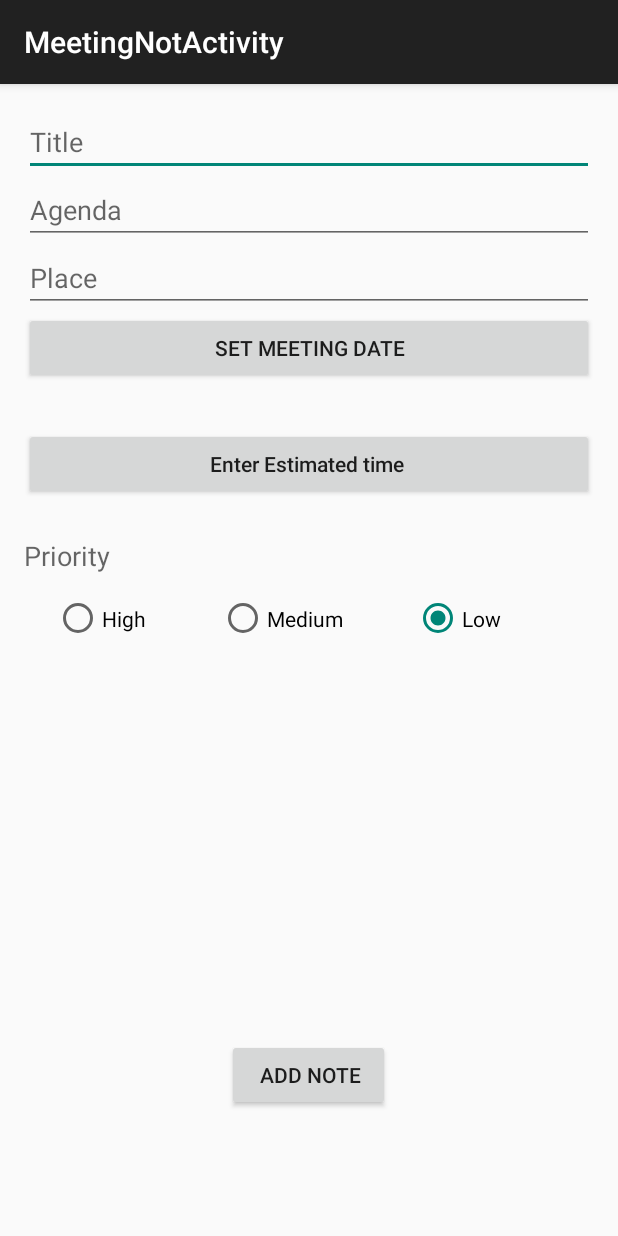
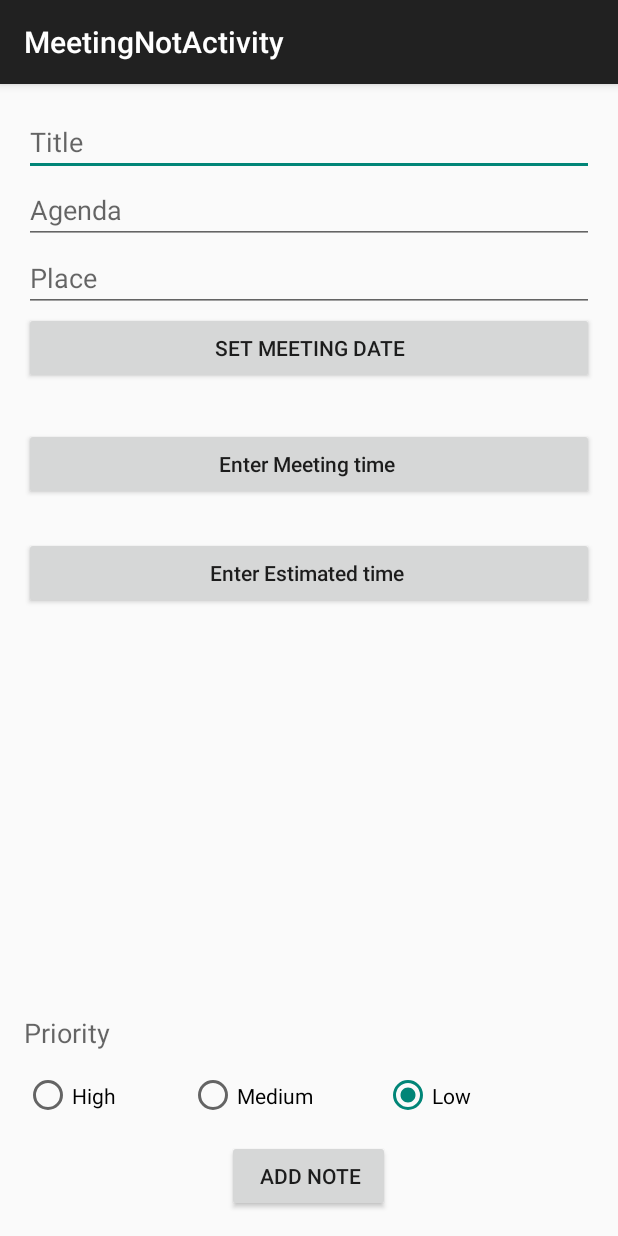
Before and after one commit to Yasmin-Abdel-Latif/GP, an Android app: the MeetingNoteActivity screen opened directly, with no data from a screen before it, on a phone screen of 412 x 824 dp. Run offline under Robolectric (Android 15) with nearby library versions, the phone set to English and light mode, and no system bars.

```diff
--- a/GP-Android/ITDL_And/app/src/main/java/com/itdl_and/facebook/login/MeetingNoteActivity.java
+++ b/GP-Android/ITDL_And/app/src/main/java/com/itdl_and/facebook/login/MeetingNoteActivity.java
@@ -4,6 +4,7 @@ import android.app.DatePickerDialog;
 import android.app.TimePickerDialog;
 import android.os.Bundle;
 import android.support.v7.app.ActionBarActivity;
+import android.util.Log;
 import android.view.View;
 import android.widget.Button;
 import android.widget.DatePicker;
@@ -13,6 +14,7 @@ import android.widget.RadioGroup;
 import android.widget.TextView;
 import android.widget.TimePicker;
 
+import java.sql.Timestamp;
 import java.util.Calendar;
 
 import controllers.NoteController;
@@ -21,10 +23,10 @@ import controllers.UserController;
 public class MeetingNoteActivity extends ActionBarActivity implements View.OnClickListener {
 
     Calendar calendar =Calendar.getInstance();
-    Button btnDate,btnEstimatedTime,btnAddNote;
+    Button btnDate,btnEstimatedTime,btnAddNote,btnMeetingTime;
     EditText Title,Agenda,meeingPlace;
     TextView displayDate,DisplayTime;
-    String date,time;
+    String date,time,estimatedTime,temp;
     RadioGroup priorityRadioGroup;
 
     @Override
@@ -39,10 +41,12 @@ public class MeetingNoteActivity extends ActionBarActivity implements View.OnCli
         btnDate = (Button) findViewById(R.id.btnMeetingDate );
         displayDate= (TextView) findViewById(R.id.tvdisplayDate);
         DisplayTime= (TextView) findViewById(R.id.tvDisplayTime);
+        btnMeetingTime = (Button) findViewById(R.id.btnMeetingTime);
         btnEstimatedTime = (Button) findViewById(R.id.btnEstimatedTime);
         btnAddNote = (Button) findViewById(R.id.btnAddMeetingNote);
         btnAddNote.setOnClickListener(this);
         btnDate.setOnClickListener(this);
+        btnMeetingTime.setOnClickListener(this);
         btnEstimatedTime.setOnClickListener(this);
 
     }
@@ -51,7 +55,15 @@ public class MeetingNoteActivity extends ActionBarActivity implements View.OnCli
         @Override
         public void onTimeSet(TimePicker timePicker, int hours, int minute) {
             DisplayTime.setText("Estimated Time :"+hours + "hours and " + minute+"minute");
-                time=hours+":"+minute+":00";
+            time=twoDigits(hours)+":"+twoDigits(minute)+":00";
+        }
+    };
+
+    TimePickerDialog.OnTimeSetListener ontimelistener3 =new TimePickerDialog.OnTimeSetListener() {
+
+        @Override
+        public void onTimeSet(TimePicker timePicker, int hours, int minute) {
+            estimatedTime=twoDigits(hours)+":"+twoDigits(minute)+":00";
         }
     };
 
@@ -60,19 +72,23 @@ DatePickerDialog.OnDateSetListener listener =new DatePickerDialog.OnDateSetListe
         public void onDateSet(DatePicker datePicker, int year, int month, int dayofmonth) {
 
             displayDate.setText("selected Date is "+year+"-"+(month+1) +"-"+dayofmonth);
-        date =year+"-"+(month+1)+"-"+dayofmonth;
+            date =twoDigits(year)+"-"+twoDigits(month+1)+"-"+twoDigits(dayofmonth);
         }
     };
 
     @Override
     public void onClick(View view) {
-        if (view == btnEstimatedTime){
+        if (view == btnMeetingTime){
             new TimePickerDialog(MeetingNoteActivity.this, ontimelistener2,
                     calendar.get(Calendar.HOUR_OF_DAY), calendar.get(Calendar.MINUTE), true).show();
         }
         else if (view==btnDate){
             new DatePickerDialog(MeetingNoteActivity.this, listener,
                     calendar.get(Calendar.YEAR), calendar.get(Calendar.MONTH), calendar.get(Calendar.DAY_OF_MONTH)).show();
+        }
+        else if (view==btnEstimatedTime){
+            new TimePickerDialog(MeetingNoteActivity.this, ontimelistener3,
+                    0, 0, true).show();
         }
         else if (view  == btnAddNote){
             String title=Title.getText().toString();
@@ -84,16 +100,23 @@ displayDate.setText("selected Date is "+year+"-"+(month+1) +"-"+dayofmonth);
             UserController userController = UserController.getInstance();
             boolean isConnected=userController.isNetworkConnected(getApplicationContext());
             NoteController noteController = new NoteController();
-
+            temp = date+" "+time;
 
             if (!isConnected) {
-               noteController.addMeetingNoteInLoacalDB(title,place,agenda,date,priority,time,false,0);
+                noteController.addMeetingNoteInLoacalDB(title,place,agenda,temp,priority,estimatedTime,false,0);
             }
             else{
-
-              noteController.addMeetingNote(title, place, agenda, date, priority, time);
+                noteController.addMeetingNote(title, place, agenda, temp, priority, estimatedTime);
             }
 
         }
     }
+
+    public String twoDigits(int num)
+    {
+        String numStr = "" + num;
+        if(num < 10)
+            numStr = "0" + numStr;
+        return numStr;
     }
+}
--- a/GP-Android/ITDL_And/app/src/main/res/layout/activity_edit_meeting_note.xml
+++ b/GP-Android/ITDL_And/app/src/main/res/layout/activity_edit_meeting_note.xml
@@ -56,7 +56,7 @@
         android:inputType="time"
         android:ems="10"
         android:text="Enter Estimated time "
-        android:id="@+id/btnEstimatedTime"
+        android:id="@+id/btnMeetingTime"
         android:layout_below="@+id/tvdisplayDate"
         android:layout_alignParentLeft="true"
         android:layout_alignParentStart="true" />
@@ -66,7 +66,7 @@
         android:layout_height="wrap_content"
         android:textAppearance="?android:attr/textAppearanceMedium"
         android:id="@+id/tvDisplayTime"
-        android:layout_below="@+id/btnEstimatedTime"
+        android:layout_below="@+id/btnMeetingTime"
         android:layout_alignParentLeft="true"
         android:layout_alignParentStart="true" />
 
--- a/GP-Android/ITDL_And/app/src/main/res/layout/activity_meeting_not.xml
+++ b/GP-Android/ITDL_And/app/src/main/res/layout/activity_meeting_not.xml
@@ -57,9 +57,9 @@
         android:layout_height="wrap_content"
         android:inputType="time"
         android:ems="10"
-        android:text="Enter Estimated time "
-        android:id="@+id/btnEstimatedTime"
-       android:layout_below="@+id/tvdisplayDate"
+        android:text="Enter Meeting time "
+        android:id="@+id/btnMeetingTime"
+        android:layout_below="@+id/tvdisplayDate"
         android:layout_alignParentLeft="true"
         android:layout_alignParentStart="true" />
 
@@ -68,7 +68,7 @@
         android:layout_height="wrap_content"
         android:textAppearance="?android:attr/textAppearanceMedium"
         android:id="@+id/tvDisplayTime"
-        android:layout_below="@+id/btnEstimatedTime"
+        android:layout_below="@+id/btnMeetingTime"
         android:layout_alignParentLeft="true"
         android:layout_alignParentStart="true" />
 
@@ -78,8 +78,7 @@
         android:text="   Add Note  "
         android:id="@+id/btnAddMeetingNote"
         android:layout_alignParentBottom="true"
-        android:layout_centerHorizontal="true"
-        android:layout_marginBottom="67dp" />
+        android:layout_centerHorizontal="true" />
 
     <TextView
         android:layout_width="match_parent"
@@ -87,17 +86,18 @@
         android:textAppearance="?android:attr/textAppearanceMedium"
         android:text="Priority "
         android:id="@+id/textView10"
-        android:layout_below="@+id/tvDisplayTime"
-        android:layout_alignParentRight="true"
-        android:layout_alignParentEnd="true" />
+        android:layout_above="@+id/radioGroupPriority"
+        android:layout_alignParentLeft="true"
+        android:layout_alignParentStart="true" />
 
     <RadioGroup
         android:id="@+id/radioGroupPriority"
         android:layout_width="wrap_content"
         android:layout_height="wrap_content"
         android:orientation="horizontal"
-        android:layout_below="@+id/textView10"
-        android:layout_alignParentRight="true">
+        android:layout_above="@+id/btnAddMeetingNote"
+        android:layout_alignParentLeft="true"
+        android:layout_alignParentStart="true">
 
         <RadioButton
             android:id="@+id/radioButtonHigh"
@@ -121,5 +121,16 @@
             android:text="Low" />
     </RadioGroup>
 
+    <Button
+        android:layout_width="match_parent"
+        android:layout_height="wrap_content"
+        android:inputType="time"
+        android:ems="10"
+        android:text="Enter Estimated time "
+        android:id="@+id/btnEstimatedTime"
+        android:layout_below="@+id/tvDisplayTime"
+        android:layout_alignParentLeft="true"
+        android:layout_alignParentStart="true" />
+
 
 </RelativeLayout>
```
Also changed, not shown: GP-Android/ITDL_And/app/src/main/java/com/itdl_and/facebook/login/EditMeetingNoteActivity.java (+34 -11 lines), GP-Android/ITDL_And/app/src/main/java/controllers/NoteController.java (+5 -4 lines), GP-Android/ITDL_And/app/src/main/java/model/MeetingNoteEntity.java (+5 -5 lines). Lines whose indentation alone changed are shown as unchanged.
